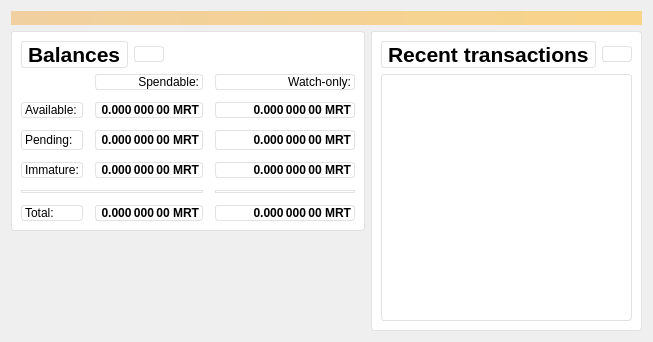
Above: src/qt/forms/overviewpage.ui from meritlabs/merit before the change. Below: the same form after it.
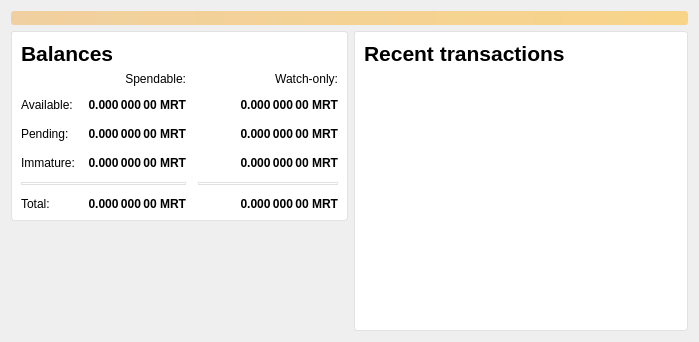
That is the form after the change. Icons and pictures are not drawn.

Commit message: using stylesheet for overview page

The edit to the form file:
```diff
--- a/src/qt/forms/overviewpage.ui
+++ b/src/qt/forms/overviewpage.ui
@@ -6,13 +6,28 @@
    <rect>
     <x>0</x>
     <y>0</y>
-    <width>644</width>
+    <width>699</width>
     <height>342</height>
    </rect>
   </property>
   <property name="windowTitle">
    <string>Form</string>
   </property>
+  <property name="styleSheet">
+   <string notr="true">QFrame {
+  background-color: white;
+  border-radius: 3px;
+  border: 1px solid #E2E2E2;
+}
+
+QLabel {
+  border: none;
+}
+
+QListView {
+  border: none;
+}</string>
+  </property>
   <layout class="QVBoxLayout" name="topLayout">
    <item>
     <widget class="QLabel" name="labelAlerts">
@@ -40,9 +55,7 @@
        <item>
         <widget class="QFrame" name="frame">
          <property name="styleSheet">
-          <string notr="true">background-color:white;
-border-radius: 3px;
-border: 1px solid #E2E2E2;</string>
+          <string notr="true"/>
          </property>
          <property name="frameShape">
           <enum>QFrame::StyledPanel</enum>
@@ -432,9 +445,7 @@
        <item>
         <widget class="QFrame" name="frame_2">
          <property name="styleSheet">
-          <string notr="true">background-color:white;
-border-radius: 3px;
-border: 1px solid #E2E2E2;</string>
+          <string notr="true"/>
          </property>
          <property name="frameShape">
           <enum>QFrame::StyledPanel</enum>
```
